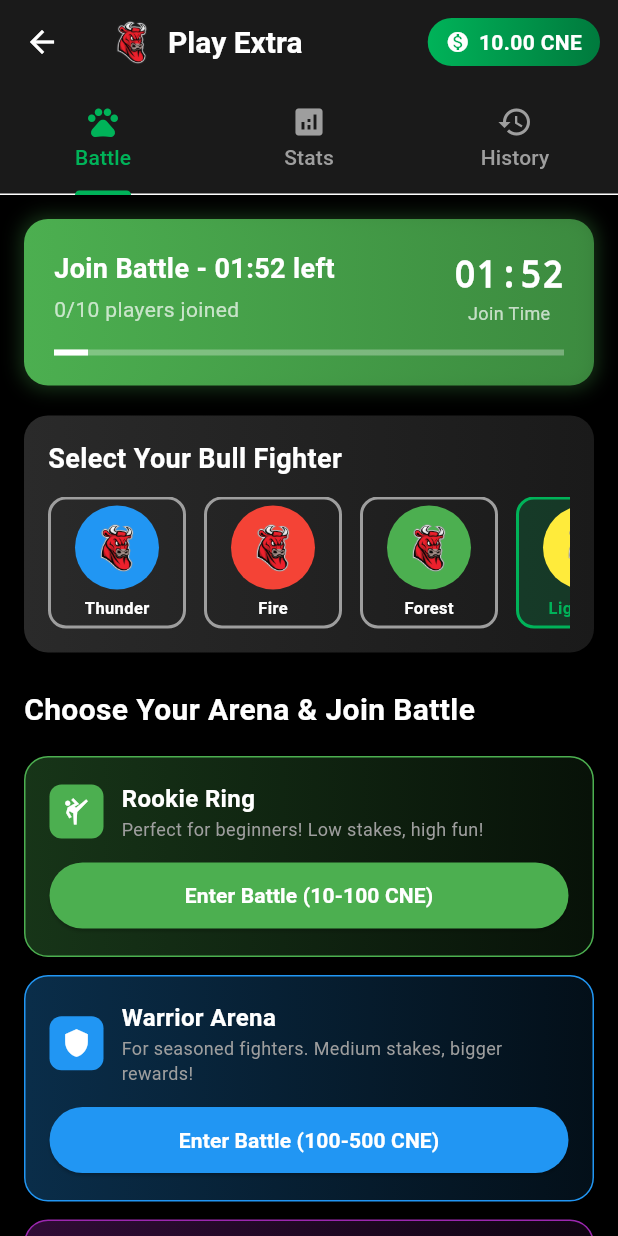
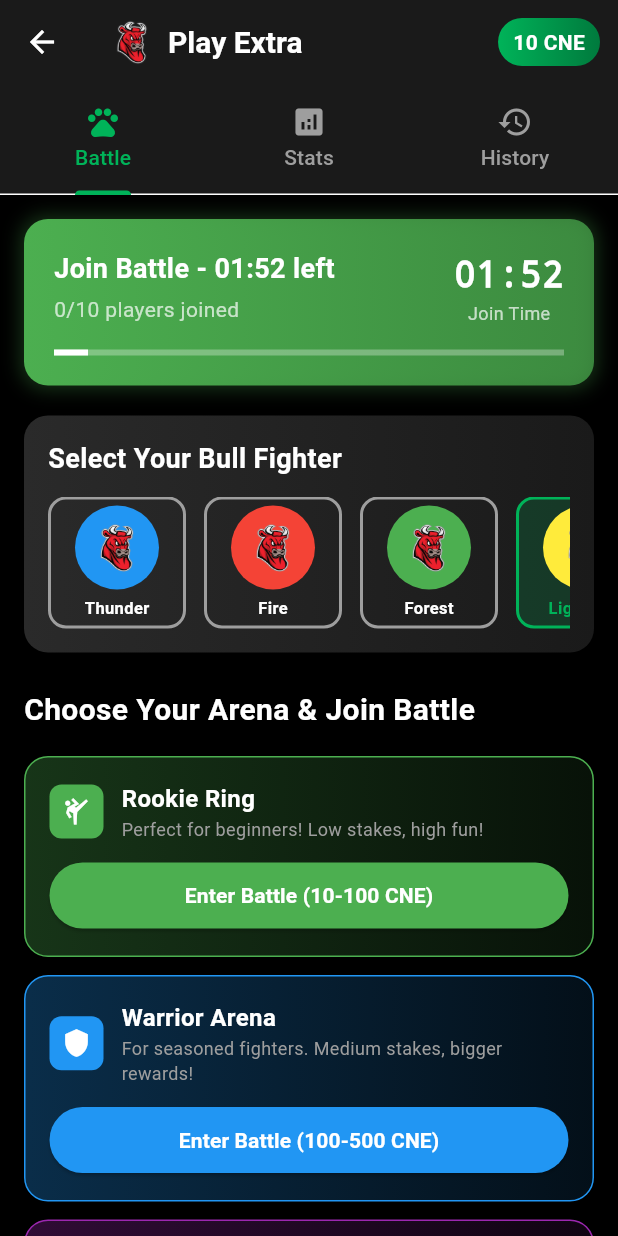
Before and after one commit to yerinsabraham/CoinNewsExtraTV, a Flutter app: the PlayExtraMain screen opened by its route, after a tap on "Thunder", after a tap on "Forest", after a tap on "Lightning", on a phone screen of 412 x 824 dp. Run offline on Flutter 3.47's test engine with Material 3 defaults, Android fonts, the phone set to English and light mode, and no system bars; our stand-ins replace cloud_firestore, cloud_functions, emoji_picker_flutter, feather_icons, firebase_analytics, firebase_auth and 12 more; missing offline and left inert: agora_rtc_engine, tutorial_coach_mark; accounts and stored records are empty; network calls fail.

Commit message:
fix(play_extra): format earnings with K suffix, remove $ icon, compact layout

```diff
--- a/lib/play_extra/screens/play_extra_main.dart
+++ b/lib/play_extra/screens/play_extra_main.dart
@@ -106,6 +106,17 @@ class _PlayExtraMainState extends State<PlayExtraMain> with TickerProviderStateM
     _tabController.dispose();
     _wheelAnimationController.dispose();
     super.dispose();
+  }
+
+  // Format earnings according to Play Extra spec:
+  // - If amount >= 1000 -> show as '2K CNE' (no decimals)
+  // - Otherwise show integer value like '850 CNE'
+  String formatEarnings(double amount) {
+    if (amount >= 1000) {
+      return '${(amount / 1000).floor()}K CNE';
+    } else {
+      return '${amount.toInt()} CNE';
+    }
   }
 
   @override
@@ -148,16 +159,17 @@ class _PlayExtraMainState extends State<PlayExtraMain> with TickerProviderStateM
             ],
           ),
           actions: [
-            // Show the user's actual CNE token balance in the Play Extra app bar
+            // Show the user's actual CNE token earnings/balance in the Play Extra app bar
             Padding(
               padding: const EdgeInsets.only(right: 12.0),
               child: Consumer<UserBalanceService>(
                 builder: (context, balanceService, child) {
-                  // Ensure the balance label never overflows the app bar.
-                  // Use FittedBox inside a ConstrainedBox so very large numbers scale down,
-                  // and TextOverflow.ellipsis as a safe fallback.
+                  final balance = balanceService.availableBalance;
+                  final label = formatEarnings(balance);
+
+                  // Keep the container compact and auto-fit to content. No money icon.
                   return Container(
-                    padding: const EdgeInsets.symmetric(horizontal: 12, vertical: 6),
+                    padding: const EdgeInsets.symmetric(horizontal: 10, vertical: 6),
                     decoration: BoxDecoration(
                       gradient: const LinearGradient(
                         colors: [Color(0xFF00B359), Color(0xFF007A3D)],
@@ -165,20 +177,13 @@ class _PlayExtraMainState extends State<PlayExtraMain> with TickerProviderStateM
                       borderRadius: BorderRadius.circular(20),
                     ),
                     child: ConstrainedBox(
-                      constraints: const BoxConstraints(maxWidth: 160),
-                      child: Row(
-                        mainAxisSize: MainAxisSize.min,
-                        children: [
-                          const Icon(Icons.monetization_on, color: Colors.white, size: 16),
-                          const SizedBox(width: 6),
-                          // Use Flexible + FittedBox to avoid overflow on small devices
-                          Flexible(
+                      // Allow it to size to content but limit extreme width
+                      constraints: const BoxConstraints(minWidth: 40, maxWidth: 120),
                       child: FittedBox(
                         fit: BoxFit.scaleDown,
-                              alignment: Alignment.centerLeft,
+                        alignment: Alignment.centerRight,
                         child: Text(
-                                // Force CNE suffix and formatted number only (no currency symbol)
-                                '${balanceService.getFormattedBalance()} CNE',
+                          label,
                           maxLines: 1,
                           overflow: TextOverflow.ellipsis,
                           style: const TextStyle(
@@ -187,9 +192,6 @@ class _PlayExtraMainState extends State<PlayExtraMain> with TickerProviderStateM
                             fontSize: 14,
                           ),
                         ),
-                            ),
-                          ),
-                        ],
                       ),
                     ),
                   );
```
Lines whose indentation alone changed are shown as unchanged.
